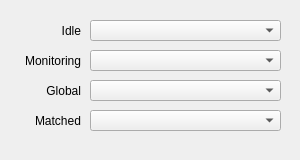
This is QKeyMapper/qtrayiconselectdialog.ui in Zalafina/QKeyMapper as Qt 5 draws it before an edit. The edited form follows.
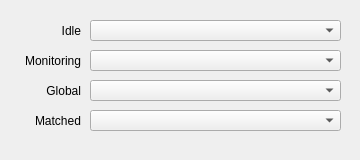
This is the edited form.

Patch:
```diff
--- a/QKeyMapper/qtrayiconselectdialog.ui
+++ b/QKeyMapper/qtrayiconselectdialog.ui
@@ -6,7 +6,7 @@
    <rect>
     <x>0</x>
     <y>0</y>
-    <width>300</width>
+    <width>360</width>
     <height>160</height>
    </rect>
   </property>
@@ -18,13 +18,13 @@
   </property>
   <property name="minimumSize">
    <size>
-    <width>300</width>
+    <width>360</width>
     <height>160</height>
    </size>
   </property>
   <property name="maximumSize">
    <size>
-    <width>300</width>
+    <width>360</width>
     <height>160</height>
    </size>
   </property>
@@ -52,7 +52,7 @@
     <rect>
      <x>90</x>
      <y>20</y>
-     <width>191</width>
+     <width>251</width>
      <height>21</height>
     </rect>
    </property>
@@ -87,7 +87,7 @@
     <rect>
      <x>90</x>
      <y>50</y>
-     <width>191</width>
+     <width>251</width>
      <height>21</height>
     </rect>
    </property>
@@ -122,7 +122,7 @@
     <rect>
      <x>90</x>
      <y>80</y>
-     <width>191</width>
+     <width>251</width>
      <height>21</height>
     </rect>
    </property>
@@ -157,7 +157,7 @@
     <rect>
      <x>90</x>
      <y>110</y>
-     <width>191</width>
+     <width>251</width>
      <height>21</height>
     </rect>
    </property>
```
